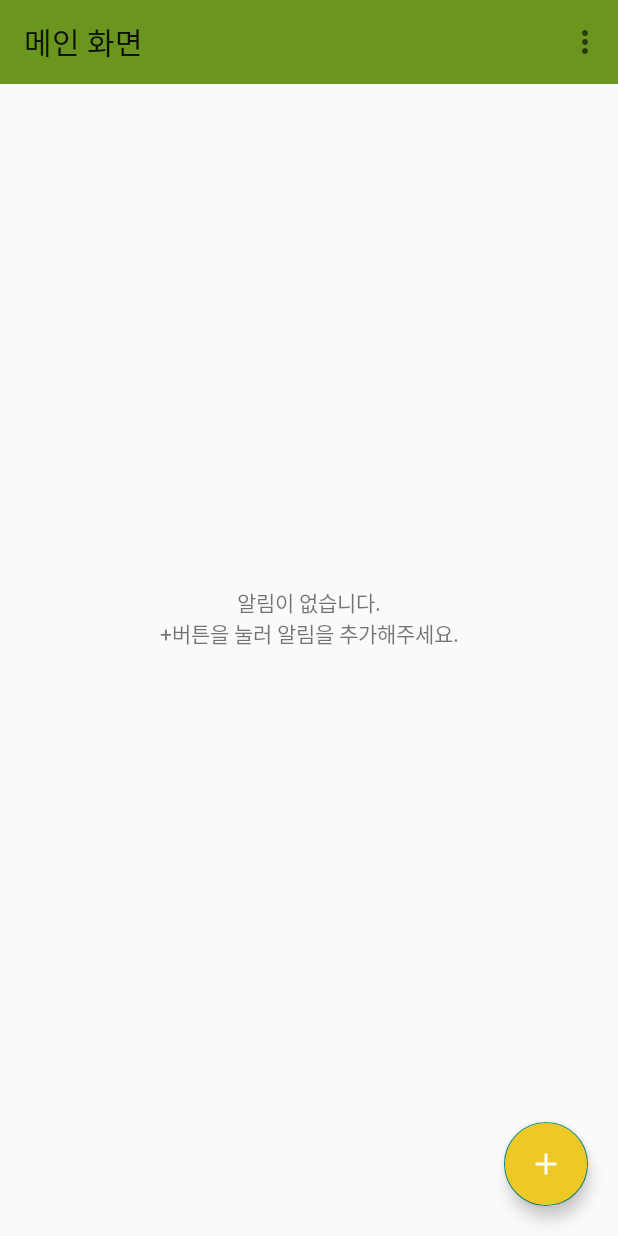
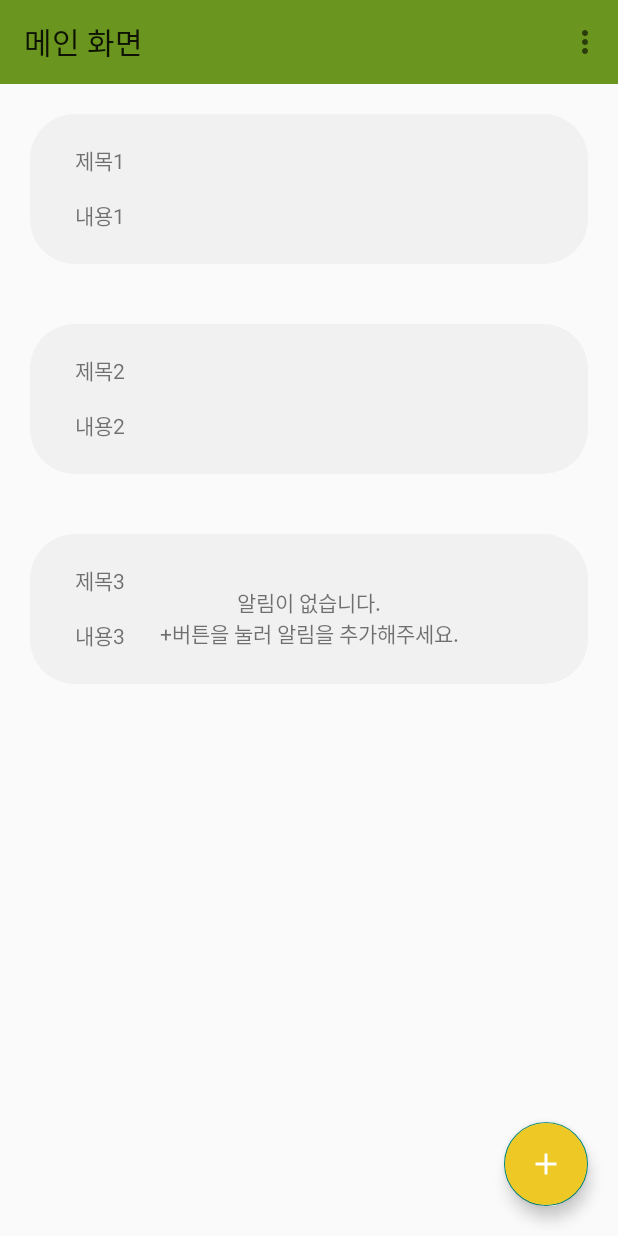
Before and after one commit to minWachya/BlinkingNotification, an Android app: the MainActivity screen opened directly, with no data from a screen before it, on a phone screen of 412 x 824 dp. Run offline under Robolectric (Android 15) with nearby library versions, the phone set to English and light mode, and no system bars.

Commit message:
어댑터생성

```diff
--- a/app/build.gradle
+++ b/app/build.gradle
@@ -1,6 +1,7 @@
 plugins {
     id 'com.android.application'
     id 'kotlin-android'
+    id 'kotlin-android-extensions'
 }
 
 android {
@@ -36,9 +37,6 @@ android {
     }
 }
 
-apply plugin: 'com.android.application'
-apply plugin: 'com.google.gms.google-services'
-
 dependencies {
 
     implementation 'androidx.core:core-ktx:1.7.0'
@@ -56,3 +54,6 @@ dependencies {
     implementation 'com.google.firebase:firebase-analytics-ktx'
     implementation 'com.google.firebase:firebase-messaging-ktx' // FCM
 }
+
+apply plugin: 'com.android.application'
+apply plugin: 'com.google.gms.google-services'
--- a/app/src/main/AndroidManifest.xml
+++ b/app/src/main/AndroidManifest.xml
@@ -1,5 +1,6 @@
 <?xml version="1.0" encoding="utf-8"?>
 <manifest xmlns:android="http://schemas.android.com/apk/res/android"
+    xmlns:tools="http://schemas.android.com/tools"
     package="com.example.blinkingnotification">
 
     <!--푸시 알림 위한 인터넷 권한-->
@@ -37,8 +38,10 @@
             android:label="도움말 화면" />
 
         <!--서비스 추가/인텐트 필터 설정-->
-        <service android:name=".FirebaseMessagingService"
-            android:exported="false">
+        <service android:name=".MyFirebaseMessagingService"
+            android:enabled="true"
+            android:exported="false"
+            tools:ignore="Instantiatable">
             <intent-filter>
                 <action android:name="com.google.firebase.MESSAGING_EVENT"/>
             </intent-filter>
--- a/app/src/main/java/com/example/blinkingnotification/MainActivity.kt
+++ b/app/src/main/java/com/example/blinkingnotification/MainActivity.kt
@@ -7,6 +7,9 @@ import android.util.Log
 import android.view.Menu
 import android.view.MenuItem
 import android.widget.Toast
+import androidx.recyclerview.widget.LinearLayoutManager
+import com.example.blinkingnotification.adapter.Alarm
+import com.example.blinkingnotification.adapter.AlarmAdapter
 import com.example.blinkingnotification.databinding.ActivityMainBinding
 import com.google.android.gms.tasks.OnCompleteListener
 import com.google.firebase.messaging.FirebaseMessaging
@@ -24,6 +27,17 @@ class MainActivity : AppCompatActivity() {
         binding = ActivityMainBinding.inflate(layoutInflater)
         val view = binding.root
         setContentView(view)
+
+        // 리사이클러뷰 매니저 설정
+        val layoutManager = LinearLayoutManager(applicationContext)
+        binding.recyclerView.layoutManager = layoutManager
+        // 리아시클러뷰에 어댑터 달기
+        val alarmAdapter = AlarmAdapter()
+        binding.recyclerView.adapter = alarmAdapter
+        alarmAdapter.arrAlarm.add(Alarm("제목1", "내용1", null))
+        alarmAdapter.arrAlarm.add(Alarm("제목2", "내용2", null))
+        alarmAdapter.arrAlarm.add(Alarm("제목3", "내용3", null))
+        alarmAdapter.notifyDataSetChanged()
 
         // 서브 메뉴 달기
         setSupportActionBar(binding.toolBar)
--- a/app/src/main/java/com/example/blinkingnotification/FirebaseMessagingService.kt
+++ b/app/src/main/java/com/example/blinkingnotification/MyFirebaseMessagingService.kt
@@ -9,7 +9,6 @@ import android.content.Context
 import android.content.Intent
 import android.os.Build
 import android.util.Log
-import android.widget.RemoteViews
 import androidx.core.app.NotificationCompat
 import androidx.core.app.NotificationManagerCompat
 import com.google.firebase.messaging.FirebaseMessagingService
@@ -22,7 +21,7 @@ enum class NotificationType(val title: String, val id: Int) {
     CUSTOM("커스텀 알림", 3),
 }
 
-class FirebaseMessagingService(val context: Context) : FirebaseMessagingService() {
+class MyFirebaseMessagingService(val context: Context) : FirebaseMessagingService() {
     companion object {
         const val TAG = "mmmMessagingService"
         private const val CHANNEL_NAME = "Push Notification"
--- a/app/src/main/java/com/example/blinkingnotification/SetAlarmActivity.kt
+++ b/app/src/main/java/com/example/blinkingnotification/SetAlarmActivity.kt
@@ -25,7 +25,7 @@ import com.google.firebase.messaging.RemoteMessage
 import java.lang.Exception
 
 
-private const val TAG = "mmm"
+private const val TAG = "mmmSetAlarmActivity"
 private lateinit var binding: ActivitySetAlramBinding
 
 // 알림 설정 화면
@@ -160,7 +160,7 @@ class SetAlarmActivity : AppCompatActivity() {
             bundle.putString("title", title)
             bundle.putString("message", content)
             val remoteMessage = RemoteMessage(bundle)
-            val fcm = FirebaseMessagingService(applicationContext)
+            val fcm = MyFirebaseMessagingService(applicationContext)
             fcm.onMessageReceived(remoteMessage)
         }
 
--- /dev/null
+++ b/app/src/main/java/com/example/blinkingnotification/adapter/AlarmAdapter.kt
@@ -0,0 +1,44 @@
+package com.example.blinkingnotification.adapter
+
+import android.graphics.Bitmap
+import android.view.LayoutInflater
+import android.view.View
+import android.view.ViewGroup
+import android.widget.Toast
+import androidx.recyclerview.widget.RecyclerView
+import com.example.blinkingnotification.R
+import kotlinx.android.synthetic.main.list_item_alarm.view.*
+
+data class Alarm(val title: String, val content: String, val img: Bitmap? = null)
+
+class AlarmAdapter() : RecyclerView.Adapter<AlarmAdapter.ViewHolder>() {
+    val arrAlarm = ArrayList<Alarm>() // 알림 배열
+
+    // 뷰홀더 생성
+    override fun onCreateViewHolder(parent: ViewGroup, viewType: Int): AlarmAdapter.ViewHolder {
+        // list_item_alarm.xml 파일과 연결
+        val itemView = LayoutInflater.from(parent.context).inflate(R.layout.list_item_alarm, parent, false)
+
+        return ViewHolder(itemView).apply {
+            itemView.setOnClickListener {
+                Toast.makeText(parent.context, arrAlarm[adapterPosition].title, Toast.LENGTH_SHORT).show()
+            }
+        }
+    }
+
+    // position 번째 아이템 설정하기
+    override fun onBindViewHolder(holder: AlarmAdapter.ViewHolder, position: Int) = holder.setItem(arrAlarm[position])
+
+    // 아이템 갯수 리턴
+    override fun getItemCount() = arrAlarm.size
+
+    // 알림 뷰 생성
+    inner class ViewHolder(itemView: View) : RecyclerView.ViewHolder(itemView) {
+        fun setItem(item: Alarm) {
+            itemView.tvTitle.text = item.title
+            itemView.tvContent.text = item.content
+            if(item.img != null) itemView.imgView.setImageBitmap(item.img)
+
+        }
+    }
+}
--- /dev/null
+++ b/app/src/main/res/layout/list_item_alarm.xml
@@ -0,0 +1,42 @@
+<?xml version="1.0" encoding="utf-8"?>
+<androidx.constraintlayout.widget.ConstraintLayout xmlns:android="http://schemas.android.com/apk/res/android"
+    xmlns:app="http://schemas.android.com/apk/res-auto"
+    xmlns:tools="http://schemas.android.com/tools"
+    android:layout_width="match_parent"
+    android:layout_height="100dp"
+    android:layout_margin="20dp"
+    android:background="@drawable/view_round"
+    android:padding="10dp">
+
+    <TextView
+        android:id="@+id/tvTitle"
+        android:layout_width="wrap_content"
+        android:layout_height="wrap_content"
+        android:hint="제목"
+        android:layout_marginStart="20dp"
+        android:layout_marginTop="10dp"
+        app:layout_constraintStart_toStartOf="parent"
+        app:layout_constraintTop_toTopOf="parent" />
+
+    <TextView
+        android:id="@+id/tvContent"
+        android:layout_width="wrap_content"
+        android:layout_height="wrap_content"
+        android:hint="내용"
+        android:layout_marginStart="20dp"
+        android:layout_marginTop="15dp"
+        app:layout_constraintStart_toStartOf="parent"
+        app:layout_constraintTop_toBottomOf="@+id/tvTitle" />
+
+    <ImageView
+        android:id="@+id/imgView"
+        android:layout_width="80dp"
+        android:layout_height="80dp"
+        android:layout_marginEnd="20dp"
+        android:src="@drawable/ic_launcher_background"
+        android:visibility="invisible"
+        app:layout_constraintBottom_toBottomOf="parent"
+        app:layout_constraintEnd_toEndOf="parent"
+        app:layout_constraintTop_toTopOf="parent" />
+
+</androidx.constraintlayout.widget.ConstraintLayout>
```
